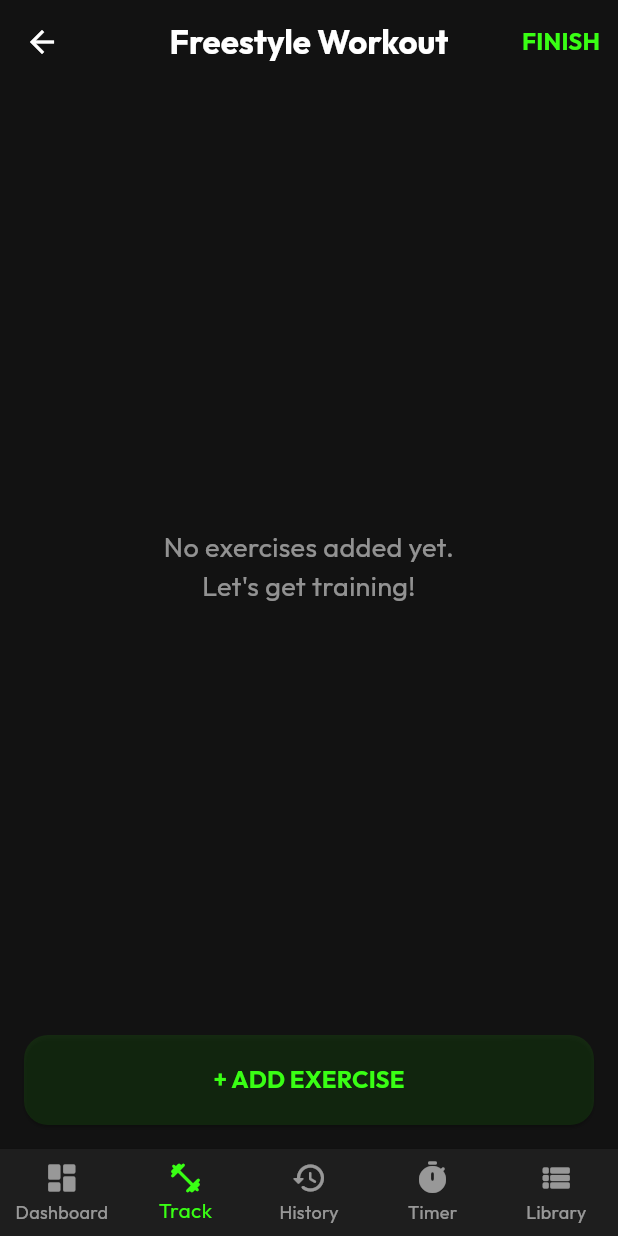
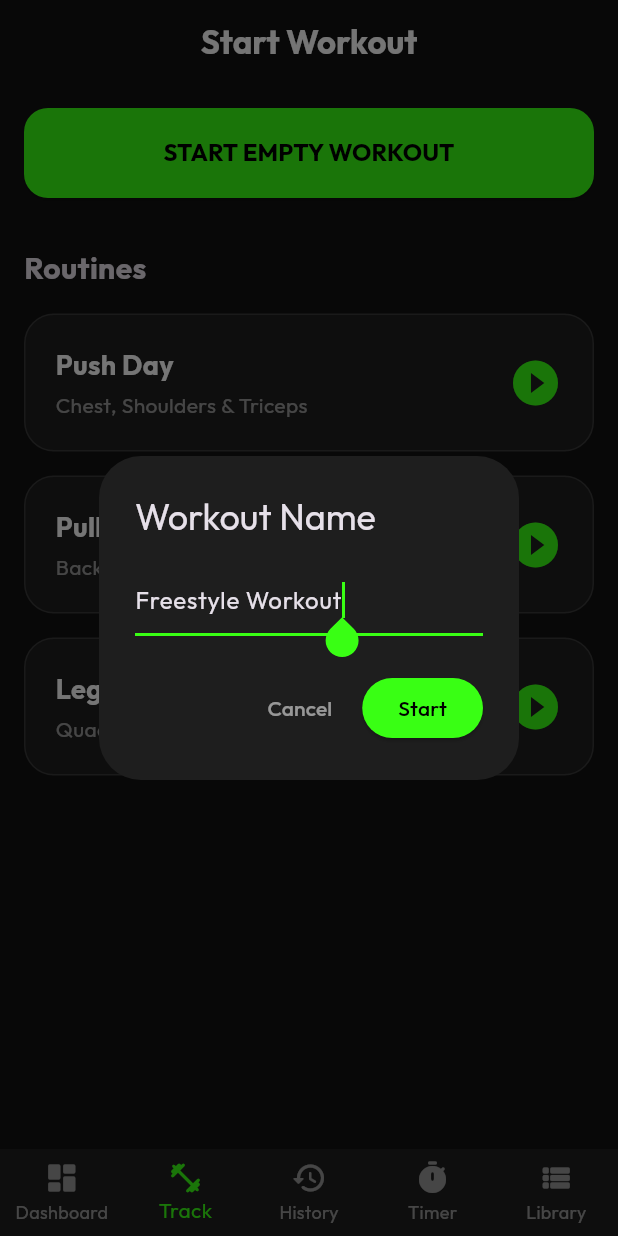
Before and after one commit to adeeburrahman11/trainova, a Flutter app: the screen it shows after launch, item 2 of the bottom bar chosen, after a tap on "START EMPTY WORKOUT", on a phone screen of 412 x 824 dp. Run offline on Flutter 3.47's test engine with Material 3 defaults, Android fonts, the phone set to English and light mode, and no system bars; our stand-ins replace fl_chart, google_fonts, image_picker, shared_preferences; network calls fail.

Commit message:
added workout timer and custom workout name

```diff
--- a/lib/screens/track_screen.dart
+++ b/lib/screens/track_screen.dart
@@ -1,3 +1,4 @@
+import 'dart:async';
 import 'package:flutter/material.dart';
 import '../models/workout.dart';
 import '../state/workout_state.dart';
@@ -14,6 +15,8 @@ class _TrackScreenState extends State<TrackScreen> {
   late DateTime _startTime;
   bool _isWorkoutActive = false;
   String _workoutTitle = 'Freestyle Workout';
+  Timer? _timer;
+  Duration _elapsed = Duration.zero;
 
   final List<Map<String, dynamic>> _presets = [
     {
@@ -35,7 +38,20 @@ class _TrackScreenState extends State<TrackScreen> {
 
   @override
   void dispose() {
+    _timer?.cancel();
     super.dispose();
+  }
+
+  void _startTimer() {
+    _elapsed = Duration.zero;
+    _timer?.cancel();
+    _timer = Timer.periodic(const Duration(seconds: 1), (timer) {
+      if (mounted) {
+        setState(() {
+          _elapsed = DateTime.now().difference(_startTime);
+        });
+      }
+    });
   }
 
   void _startPresetWorkout(Map<String, dynamic> preset) {
@@ -50,16 +66,49 @@ class _TrackScreenState extends State<TrackScreen> {
       }
       _startTime = DateTime.now();
       _isWorkoutActive = true;
+      _startTimer();
     });
   }
 
   void _startEmptyWorkout() {
-    setState(() {
-      _workoutTitle = 'Freestyle Workout';
-      _exercises.clear();
-      _startTime = DateTime.now();
-      _isWorkoutActive = true;
-    });
+    TextEditingController controller = TextEditingController(text: 'Freestyle Workout');
+    showDialog(
+      context: context,
+      builder: (context) {
+        return AlertDialog(
+          backgroundColor: Theme.of(context).colorScheme.surface,
+          title: const Text('Workout Name'),
+          content: TextField(
+            controller: controller,
+            decoration: const InputDecoration(hintText: 'e.g. Back & Biceps'),
+            autofocus: true,
+            textCapitalization: TextCapitalization.words,
+          ),
+          actions: [
+            TextButton(
+              onPressed: () => Navigator.pop(context),
+              child: const Text('Cancel', style: TextStyle(color: Colors.white54)),
+            ),
+            ElevatedButton(
+              onPressed: () {
+                if (controller.text.trim().isNotEmpty) {
+                  setState(() {
+                    _workoutTitle = controller.text.trim();
+                    _exercises.clear();
+                    _startTime = DateTime.now();
+                    _isWorkoutActive = true;
+                    _startTimer();
+                  });
+                  Navigator.pop(context);
+                }
+              },
+              style: ElevatedButton.styleFrom(backgroundColor: Theme.of(context).colorScheme.primary),
+              child: const Text('Start', style: TextStyle(color: Colors.black)),
+            ),
+          ],
+        );
+      },
+    );
   }
 
   void _addExercise() {
@@ -150,6 +199,7 @@ class _TrackScreenState extends State<TrackScreen> {
 
                 _exercises.clear();
                 _isWorkoutActive = false;
+                _timer?.cancel();
               });
               ScaffoldMessenger.of(context).showSnackBar(
                 const SnackBar(content: Text('Workout saved successfully!')),
@@ -240,7 +290,20 @@ class _TrackScreenState extends State<TrackScreen> {
   Widget _buildActiveWorkoutMode(BuildContext context) {
     return Scaffold(
       appBar: AppBar(
-        title: Text(_workoutTitle, style: const TextStyle(fontWeight: FontWeight.bold)),
+        title: Column(
+          children: [
+            Text(_workoutTitle, style: const TextStyle(fontWeight: FontWeight.bold, fontSize: 16)),
+            Text(
+              '${_elapsed.inMinutes.toString().padLeft(2, '0')}:${(_elapsed.inSeconds % 60).toString().padLeft(2, '0')}',
+              style: TextStyle(
+                fontSize: 28, // Dramatically increased
+                color: Theme.of(context).colorScheme.primary,
+                fontWeight: FontWeight.w900, // Thicker
+                letterSpacing: 2.0, // More spaced
+              ),
+            ),
+          ],
+        ),
         centerTitle: true,
         backgroundColor: Colors.transparent,
         elevation: 0,
@@ -250,6 +313,7 @@ class _TrackScreenState extends State<TrackScreen> {
             // Cancel current workout securely
             setState(() {
               _isWorkoutActive = false;
+              _timer?.cancel();
             });
           },
         ),
@@ -315,7 +379,9 @@ class _TrackScreenState extends State<TrackScreen> {
           Row(
             mainAxisAlignment: MainAxisAlignment.spaceBetween,
             children: [
-              Text('${exerciseIndex + 1}. ${exercise.name}', style: const TextStyle(fontSize: 24, fontWeight: FontWeight.bold)),
+              Expanded(
+                child: Text('${exerciseIndex + 1}. ${exercise.name}', style: const TextStyle(fontSize: 24, fontWeight: FontWeight.bold)),
+              ),
               IconButton(
                 icon: const Icon(Icons.close, color: Colors.redAccent),
                 onPressed: () {
```
